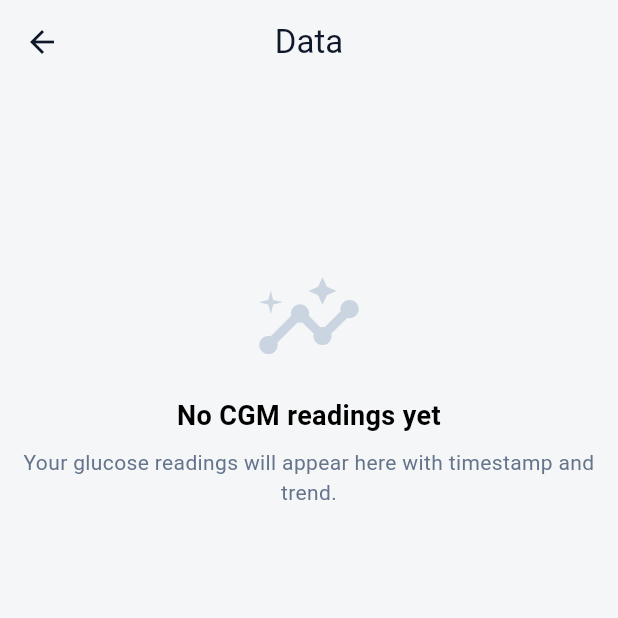
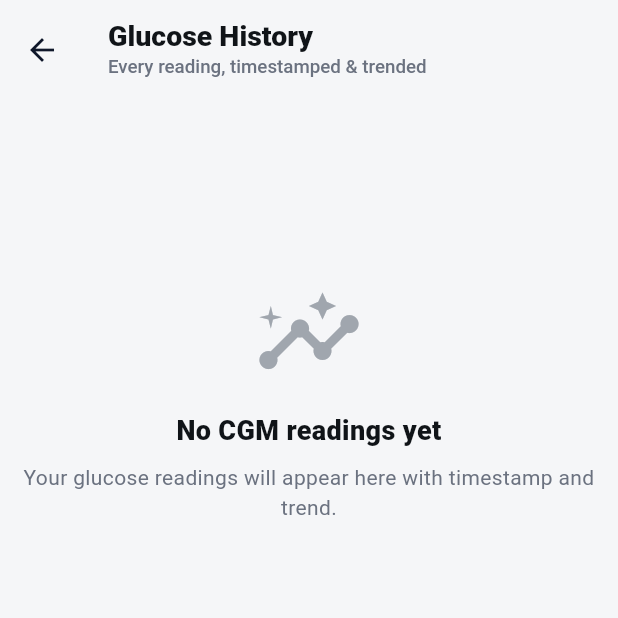
Before and after one commit to nickdude/cgm-claude, a Flutter app: the CgmReadingsScreen screen opened directly, on a phone screen of 412 x 824 dp, the top half of it. Run offline on Flutter 3.47's test engine with Material 3 defaults, Android fonts, the phone set to English and light mode, and no system bars; our stand-ins replace dio, fl_chart, flutter_local_notifications, flutter_secure_storage, flutter_svg, google_sign_in and 2 more; missing offline and left inert: flutter_facebook_auth, mobile_scanner; accounts and stored records are empty; network calls fail; statements that could not run were skipped.

Commit message:
data page

```diff
--- a/belvix/lib/features/cgm/data/presentation/screens/cgm_readings_screen.dart
+++ b/belvix/lib/features/cgm/data/presentation/screens/cgm_readings_screen.dart
@@ -1,7 +1,12 @@
+import 'dart:math' as math;
+
 import 'package:flutter/material.dart';
+import 'package:flutter_svg/flutter_svg.dart';
 import 'package:intl/intl.dart';
 
+import '../../../../../app/constants/app_assets.dart';
 import '../../../../../core/widgets/app_surface.dart';
+import '../../../dashboard/presentation/widgets/dashboard_theme.dart';
 import '../../models/cgm_reading_model.dart';
 import '../../repository/cgm_reading_repository_impl.dart';
 
@@ -37,48 +42,75 @@ class _CgmReadingsScreenState extends State<CgmReadingsScreen> {
     await _readingsFuture;
   }
 
-  Color _trendColor(String trend) {
+  /// Green when the reading sits in 70–180 mg/dL, alert colour otherwise.
+  Color _statusColor(double v) =>
+      (v >= 70 && v <= 180) ? DashboardTheme.accent : DashboardTheme.danger;
+
+  /// arrow.svg points up-right (↗). Rotate it to reflect the trend, mapping
+  /// the SDK trend levels to a 5-direction fan (↑ ↗ → ↘ ↓).
+  double _trendAngle(String trend) {
     switch (trend.toLowerCase()) {
+      case 'rising fast':
+        return -math.pi / 4; // ↑
       case 'rising':
-      case 'rising fast':
-        return const Color(0xFFEA580C);
+        return 0; // ↗
       case 'falling':
+        return math.pi / 2; // ↘
       case 'falling fast':
-        return const Color(0xFFDC2626);
+        return 3 * math.pi / 4; // ↓
       default:
-        return const Color(0xFF2563EB);
-    }
-  }
-
-  IconData _trendIcon(String trend) {
-    switch (trend.toLowerCase()) {
-      case 'rising':
-      case 'rising fast':
-        return Icons.trending_up;
-      case 'falling':
-      case 'falling fast':
-        return Icons.trending_down;
-      default:
-        return Icons.trending_flat;
+        return math.pi / 4; // → stable
     }
   }
 
   @override
   Widget build(BuildContext context) {
     return Scaffold(
-      backgroundColor: const Color(0xFFF5F6F8),
+      backgroundColor: DashboardTheme.screenBg,
       appBar: AppBar(
-        title: const Text('Data'),
-        backgroundColor: const Color(0xFFF5F6F8),
         elevation: 0,
+        scrolledUnderElevation: 0,
+        backgroundColor: DashboardTheme.screenBg,
+        centerTitle: false,
+        titleSpacing: 16,
+        toolbarHeight: 66,
+        title: const Column(
+          mainAxisSize: MainAxisSize.min,
+          mainAxisAlignment: MainAxisAlignment.center,
+          crossAxisAlignment: CrossAxisAlignment.start,
+          children: [
+            Text(
+              'Glucose History',
+              style: TextStyle(
+                fontSize: 19,
+                fontWeight: FontWeight.w800,
+                color: DashboardTheme.textPrimary,
+                height: 1.1,
+              ),
+            ),
+            SizedBox(height: 2),
+            Text(
+              'Every reading, timestamped & trended',
+              style: TextStyle(
+                fontSize: 12.5,
+                fontWeight: FontWeight.w500,
+                color: DashboardTheme.textSecondary,
+              ),
+            ),
+          ],
+        ),
       ),
       body: RefreshIndicator(
+        color: DashboardTheme.accent,
+        backgroundColor: DashboardTheme.surface,
         onRefresh: _refresh,
         child: FutureBuilder<List<CgmReadingModel>>(
           future: _readingsFuture,
           builder: (context, snapshot) {
             if (snapshot.connectionState == ConnectionState.waiting) {
-              return const Center(child: CircularProgressIndicator());
+              return const Center(
+                child: CircularProgressIndicator(color: DashboardTheme.accent),
+              );
             }
 
             final readings = snapshot.data ?? const <CgmReadingModel>[];
@@ -91,19 +123,24 @@ class _CgmReadingsScreenState extends State<CgmReadingsScreen> {
                   Icon(
                     Icons.insights_outlined,
                     size: 72,
-                    color: Color(0xFFCBD5E1),
+                    color: DashboardTheme.textMuted,
                   ),
                   SizedBox(height: 16),
                   Text(
                     'No CGM readings yet',
                     textAlign: TextAlign.center,
-                    style: TextStyle(fontSize: 18, fontWeight: FontWeight.w700),
+                    style: TextStyle(
+                      fontSize: 18,
+                      fontWeight: FontWeight.w800,
+                      color: DashboardTheme.textPrimary,
+                    ),
                   ),
                   SizedBox(height: 8),
                   Text(
-                    'Your glucose readings will appear here with timestamp and trend.',
+                    'Your glucose readings will appear here with timestamp '
+                    'and trend.',
                     textAlign: TextAlign.center,
-                    style: TextStyle(color: Color(0xFF64748B)),
+                    style: TextStyle(color: DashboardTheme.textSecondary),
                   ),
                 ],
               );
@@ -111,71 +148,83 @@ class _CgmReadingsScreenState extends State<CgmReadingsScreen> {
 
             return ListView.builder(
               physics: const AlwaysScrollableScrollPhysics(),
-              padding: const EdgeInsets.all(20),
+              padding: const EdgeInsets.fromLTRB(16, 12, 16, 24),
               itemCount: readings.length,
               itemBuilder: (context, index) {
                 final reading = readings[index];
-                final trendColor = _trendColor(reading.trend);
+                final color = _statusColor(reading.glucoseValue);
                 final formatter = DateFormat('MMM d, yyyy • h:mm a');
 
                 return Padding(
-                  padding: const EdgeInsets.only(bottom: 14),
+                  padding: const EdgeInsets.only(bottom: 12),
                   child: AppSurface(
                     padding: const EdgeInsets.all(16),
-                    radius: 20,
+                    radius: DashboardTheme.radiusLg,
                     child: Row(
                       children: [
+                        // Trend arrow badge — coloured by glucose range,
+                        // pointed by the reading's trend.
                         Container(
-                          width: 64,
-                          height: 64,
+                          width: 56,
+                          height: 56,
                           decoration: BoxDecoration(
-                            color: trendColor.withValues(alpha: 0.12),
-                            borderRadius: BorderRadius.circular(18),
+                            color: color.withValues(alpha: 0.12),
+                            borderRadius: BorderRadius.circular(16),
                           ),
-                          child: Icon(
-                            _trendIcon(reading.trend),
-                            color: trendColor,
-                            size: 30,
+                          alignment: Alignment.center,
+                          child: Transform.rotate(
+                            angle: _trendAngle(reading.trend),
+                            child: SvgPicture.asset(
+                              AppAssets.trendArrow,
+                              width: 22,
+                              height: 22,
+                              colorFilter: ColorFilter.mode(
+                                color,
+                                BlendMode.srcIn,
+                              ),
+                            ),
                           ),
                         ),
-                        const SizedBox(width: 16),
+                        const SizedBox(width: 14),
                         Expanded(
                           child: Column(
                             crossAxisAlignment: CrossAxisAlignment.start,
                             children: [
                               Text(
-                                '${reading.glucoseValue.toStringAsFixed(0)} mg/dL',
+                                '${reading.glucoseValue.toStringAsFixed(0)} '
+                                'mg/dL',
                                 style: const TextStyle(
                                   fontSize: 18,
-                                  fontWeight: FontWeight.w700,
-                                  color: Color(0xFF0F172A),
+                                  fontWeight: FontWeight.w800,
+                                  color: DashboardTheme.textPrimary,
                                 ),
                               ),
-                              const SizedBox(height: 6),
+                              const SizedBox(height: 4),
                               Text(
                                 formatter.format(reading.readingAt),
                                 style: const TextStyle(
                                   fontSize: 13,
-                                  color: Color(0xFF64748B),
+                                  color: DashboardTheme.textSecondary,
                                   fontWeight: FontWeight.w500,
                                 ),
                               ),
                             ],
                           ),
                         ),
+                        const SizedBox(width: 8),
                         Container(
                           padding: const EdgeInsets.symmetric(
                             horizontal: 12,
-                            vertical: 8,
+                            vertical: 7,
                           ),
                           decoration: BoxDecoration(
-                            color: trendColor.withValues(alpha: 0.12),
+                            color: color.withValues(alpha: 0.12),
                             borderRadius: BorderRadius.circular(999),
                           ),
                           child: Text(
                             reading.trend,
                             style: TextStyle(
-                              color: trendColor,
+                              color: color,
                               fontWeight: FontWeight.w700,
                               fontSize: 12,
                             ),
```
